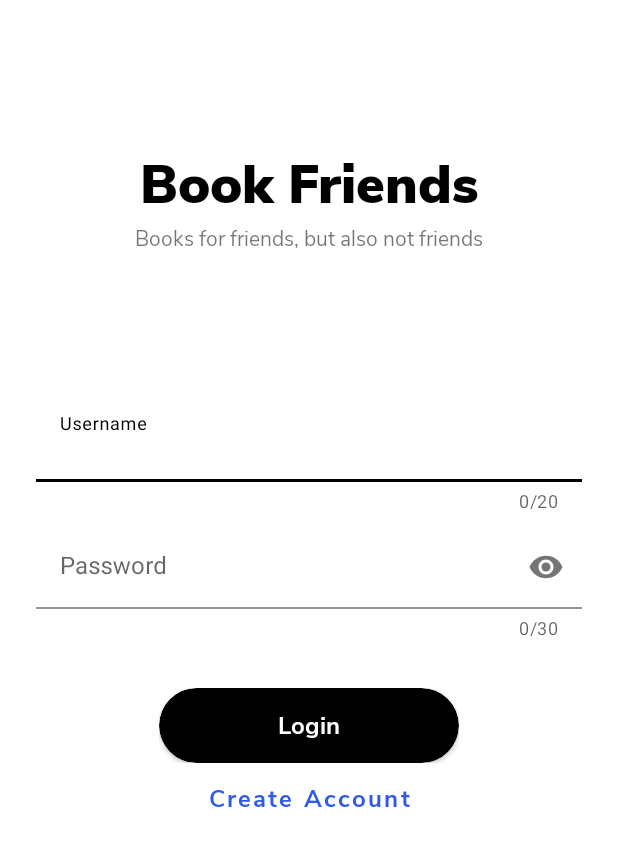
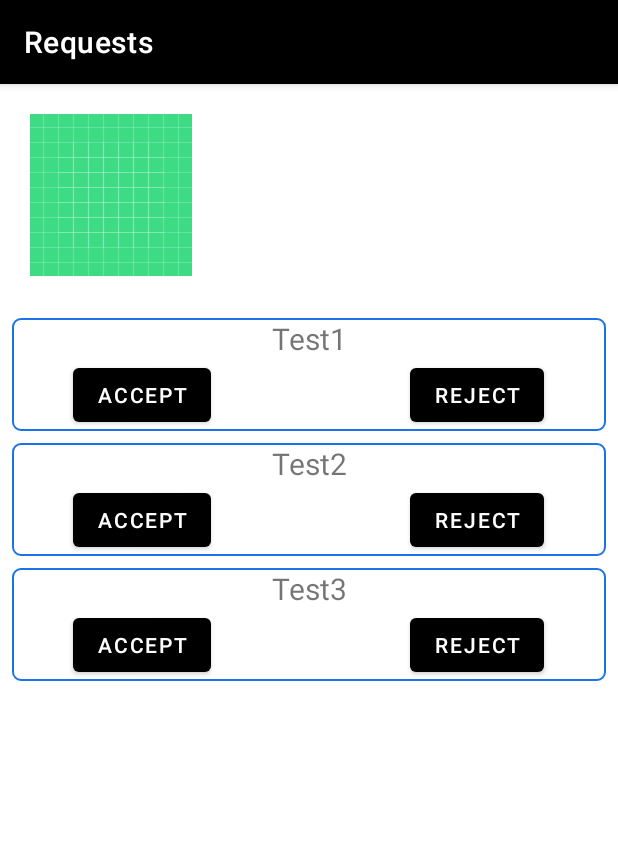
Before and after one commit to CMPUT301F20T21/Book_Friends, an Android app: the screen it shows after launch (LoginActivity before the commit, RequestActivity after it), on a phone screen of 412 x 824 dp. Shown: the top 846 px of the screen. Run offline under Robolectric (Android 15) with nearby library versions, the light colour scheme and no system bars.

Commit message:
Basic UI and function to remove are implemented

```diff
--- a/app/build.gradle
+++ b/app/build.gradle
@@ -52,6 +52,7 @@
     testImplementation 'junit:junit:4.12'
     androidTestImplementation 'androidx.test.ext:junit:1.1.2'
     androidTestImplementation 'androidx.test.espresso:espresso-core:3.3.0'
+    implementation "androidx.recyclerview:recyclerview:1.1.0"
     implementation "androidx.cardview:cardview:1.0.0"
 
 }
--- a/app/src/main/java/com/cmput301f20t21/bookfriends/ui/request/RequestActivity.java
+++ b/app/src/main/java/com/cmput301f20t21/bookfriends/ui/request/RequestActivity.java
@@ -1,34 +1,65 @@
 package com.cmput301f20t21.bookfriends.ui.request;
 
 import android.os.Bundle;
-import android.widget.ArrayAdapter;
 
 import androidx.annotation.Nullable;
 import androidx.appcompat.app.AppCompatActivity;
+import androidx.constraintlayout.widget.ConstraintLayout;
+import androidx.recyclerview.widget.LinearLayoutManager;
 import androidx.recyclerview.widget.RecyclerView;
 
 import com.cmput301f20t21.bookfriends.R;
 
-import java.lang.reflect.Array;
 import java.util.ArrayList;
-import java.util.Arrays;
 
 public class RequestActivity extends AppCompatActivity {
-    RecyclerView recyclerView;
-    RecyclerView.Adapter requestAdapter;
-    ArrayList<String> dataList;
+    private RecyclerView recyclerView;
+    private RequestAdapter requestAdapter;
+    private ArrayList<RequestItem> requestDataList;
+    private RecyclerView.LayoutManager layoutManager;
 
     @Override
     protected void onCreate(@Nullable Bundle savedInstanceState) {
         super.onCreate(savedInstanceState);
         setContentView(R.layout.view_all_requests_activity);
+        createExample();
+        buildRecyclerView();
+    }
+
+    public void createExample() {
+        requestDataList = new ArrayList<>();
+        requestDataList.add(new RequestItem("Test1"));
+        requestDataList.add(new RequestItem("Test2"));
+        requestDataList.add(new RequestItem("Test3"));
+    }
+
+    public void buildRecyclerView() {
         recyclerView = findViewById(R.id.request_recycler_view);
+        recyclerView.setHasFixedSize(true);
+        layoutManager = new LinearLayoutManager(this);
+        recyclerView.setLayoutManager(layoutManager);
+        requestAdapter = new RequestAdapter(requestDataList);
+        recyclerView.setAdapter(requestAdapter);
 
-        String [] requestText = {"Test 1", "Test 2"};
-        dataList.addAll(Arrays.asList(requestText));
-        requestAdapter = new RequestAdapter(requestText);
+        requestAdapter.setOnItemClickLisener(new RequestAdapter.OnItemClickListener() {
+            @Override
+            public void onRejectClick(int position) {
+                removeItem(position);
+            }
 
-        recyclerView.setAdapter(requestAdapter);
+            @Override
+            public void onAcceptClick(int position) {
+
+            }
+        });
+    }
+
+    public void removeItem(int position) {
+        requestDataList.remove(position);
+        requestAdapter.notifyItemRemoved(position);
+    }
+
+    public void acceptItem(int position) {
 
     }
 }
--- a/app/src/main/java/com/cmput301f20t21/bookfriends/ui/request/RequestAdapter.java
+++ b/app/src/main/java/com/cmput301f20t21/bookfriends/ui/request/RequestAdapter.java
@@ -1,7 +1,9 @@
 package com.cmput301f20t21.bookfriends.ui.request;
 
 import android.view.LayoutInflater;
+import android.view.View;
 import android.view.ViewGroup;
+import android.widget.Button;
 import android.widget.TextView;
 
 import androidx.annotation.NonNull;
@@ -9,38 +11,79 @@
 
 import com.cmput301f20t21.bookfriends.R;
 
+import java.util.ArrayList;
+
 public class RequestAdapter extends RecyclerView.Adapter<RequestAdapter.RequestHolder> {
-    private String[] dataSet;
+    private ArrayList<RequestItem> requestItems;
+    private OnItemClickListener listener;
+    public interface OnItemClickListener{
+        void onRejectClick(int position);
+        void onAcceptClick(int position);
+    }
+
+    public void setOnItemClickLisener(OnItemClickListener listener) {
+        this.listener = listener;
+    }
+
     public static class RequestHolder extends RecyclerView.ViewHolder {
         public TextView textView;
-        public RequestHolder(TextView v) {
+        public Button acceptButton;
+        public Button rejectButton;
+        public RequestHolder(View v, final OnItemClickListener listener) {
             super(v);
-            textView = v;
+            textView = v.findViewById(R.id.request_text_view);
+            acceptButton = v.findViewById(R.id.accept_button);
+            rejectButton = v.findViewById(R.id.reject_button);
+
+            acceptButton.setOnClickListener(new View.OnClickListener() {
+                @Override
+                public void onClick(View view) {
+                    if (listener != null) {
+                        int position = getAdapterPosition();
+                        if (position != RecyclerView.NO_POSITION) {
+                            listener.onAcceptClick(position);
+                        }
+                    }
+                }
+            });
+
+            rejectButton.setOnClickListener(new View.OnClickListener() {
+                @Override
+                public void onClick(View view) {
+                    if (listener != null) {
+                        int position = getAdapterPosition();
+                        if (position != RecyclerView.NO_POSITION) {
+                            listener.onRejectClick(position);
+                        }
+                    }
+                }
+            });
         }
     }
 
-    public RequestAdapter(String[] myData) {
-        dataSet = myData;
+    public RequestAdapter(ArrayList<RequestItem> requestItems) {
+        this.requestItems = requestItems;
     }
 
     @NonNull
     @Override
     public RequestHolder onCreateViewHolder(@NonNull ViewGroup parent, int viewType) {
         // create a new view
-        TextView v = (TextView) LayoutInflater.from(parent.getContext())
+        View v = LayoutInflater.from(parent.getContext())
                 .inflate(R.layout.request_item, parent, false);
 
-        RequestHolder r = new RequestHolder(v);
+        RequestHolder r = new RequestHolder(v, listener);
         return r;
     }
 
     @Override
     public void onBindViewHolder(@NonNull RequestHolder holder, int position) {
-        holder.textView.setText(dataSet[position]);
+        RequestItem currentItem = requestItems.get(position);
+        holder.textView.setText(currentItem.getTextRequest());
     }
 
     @Override
     public int getItemCount() {
-        return dataSet.length;
+        return requestItems.size();
     }
 }
--- /dev/null
+++ b/app/src/main/java/com/cmput301f20t21/bookfriends/ui/request/RequestItem.java
@@ -0,0 +1,13 @@
+package com.cmput301f20t21.bookfriends.ui.request;
+
+public class RequestItem {
+    private String textRequest;
+
+    public RequestItem(String text) {
+        this.textRequest = text;
+    }
+
+    public String getTextRequest() {
+        return textRequest;
+    }
+}
--- /dev/null
+++ b/app/src/main/res/drawable/border.xml
@@ -0,0 +1,6 @@
+<?xml version="1.0" encoding="utf-8"?>
+<shape xmlns:android="http://schemas.android.com/apk/res/android"
+    android:shape="rectangle">
+    <stroke android:color="@color/colorAccent" android:width="1dp"/>
+    <corners android:radius="5dp"/>
+</shape>
--- a/app/src/main/res/layout/request_item.xml
+++ b/app/src/main/res/layout/request_item.xml
@@ -9,7 +9,8 @@
     <androidx.constraintlayout.widget.ConstraintLayout
         android:layout_width="match_parent"
         android:layout_height="match_parent"
-        android:layout_margin="4dp">
+        android:layout_margin="4dp"
+        android:background="@drawable/border">
 
         <Button
             android:id="@+id/accept_button"
```
Also changed, not shown: app/src/main/AndroidManifest.xml (+10 -4 lines).
